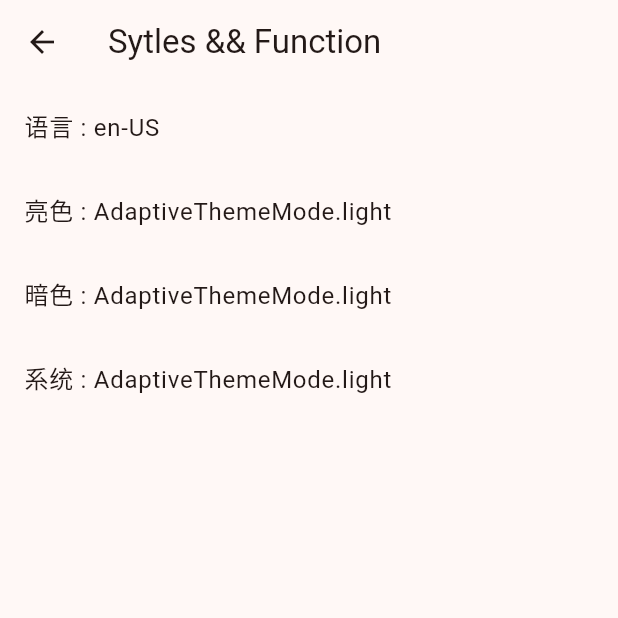
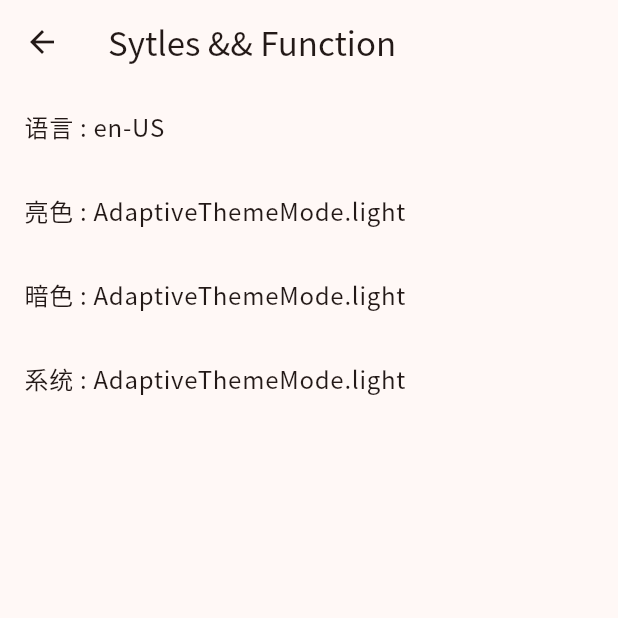
Before and after one commit to po-cap/flutter_template, a Flutter app: the screen it shows after launch, on a phone screen of 412 x 824 dp, the top half of it. Run offline on Flutter 3.47's test engine with Material 3 defaults, Android fonts, the phone set to English and light mode, and no system bars; our stand-ins replace adaptive_theme, dio, get, package_info_plus, shared_preferences.

Commit message:
3.1 导入字体

```diff
--- a/lib/common/style/theme.dart
+++ b/lib/common/style/theme.dart
@@ -36,6 +36,9 @@ class AppTheme {
     return ThemeData(
       useMaterial3: true,
       colorScheme: scheme,
+      fontFamily: "NotoSansTC",
     );
   }
+
+
 }
```
Also changed, not shown: pubspec.yaml (+11 -13 lines), 4 other files.
